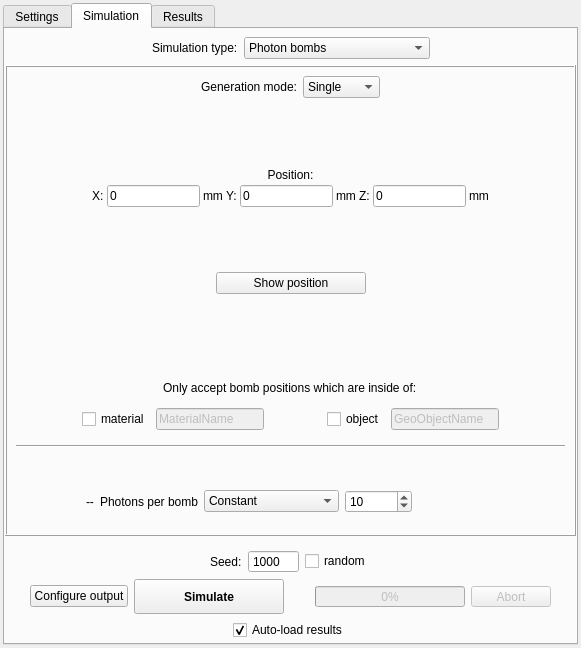
Before: the Qt Designer form ants3bundle/src/ants3/gui/photsim/aphotsimwin.ui in andrmor/ANTS3bundle, drawn with Qt 5.
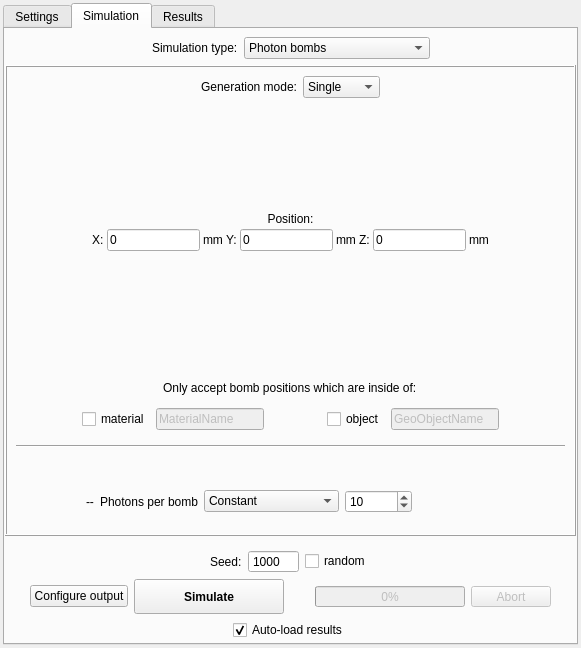
After: the same form once the commit is applied. Custom widgets are drawn as their Qt base class.

The edit to the form file:
```diff
--- a/ants3bundle/src/ants3/gui/photsim/aphotsimwin.ui
+++ b/ants3bundle/src/ants3/gui/photsim/aphotsimwin.ui
@@ -1411,65 +1411,6 @@
                   </item>
                  </layout>
                 </item>
-                <item>
-                 <spacer name="verticalSpacer_4">
-                  <property name="orientation">
-                   <enum>Qt::Orientation::Vertical</enum>
-                  </property>
-                  <property name="sizeHint" stdset="0">
-                   <size>
-                    <width>20</width>
-                    <height>40</height>
-                   </size>
-                  </property>
-                 </spacer>
-                </item>
-                <item>
-                 <layout class="QHBoxLayout" name="horizontalLayout_22">
-                  <property name="topMargin">
-                   <number>0</number>
-                  </property>
-                  <item>
-                   <spacer name="horizontalSpacer_22">
-                    <property name="orientation">
-                     <enum>Qt::Orientation::Horizontal</enum>
-                    </property>
-                    <property name="sizeHint" stdset="0">
-                     <size>
-                      <width>40</width>
-                      <height>20</height>
-                     </size>
-                    </property>
-                   </spacer>
-                  </item>
-                  <item>
-                   <widget class="QPushButton" name="pbSingleSourceShow">
-                    <property name="minimumSize">
-                     <size>
-                      <width>150</width>
-                      <height>0</height>
-                     </size>
-                    </property>
-                    <property name="text">
-                     <string>Show position</string>
-                    </property>
-                   </widget>
-                  </item>
-                  <item>
-                   <spacer name="horizontalSpacer_23">
-                    <property name="orientation">
-                     <enum>Qt::Orientation::Horizontal</enum>
-                    </property>
-                    <property name="sizeHint" stdset="0">
-                     <size>
-                      <width>40</width>
-                      <height>20</height>
-                     </size>
-                    </property>
-                   </spacer>
-                  </item>
-                 </layout>
-                </item>
                 <item>
                  <spacer name="verticalSpacer">
                   <property name="orientation">
```
